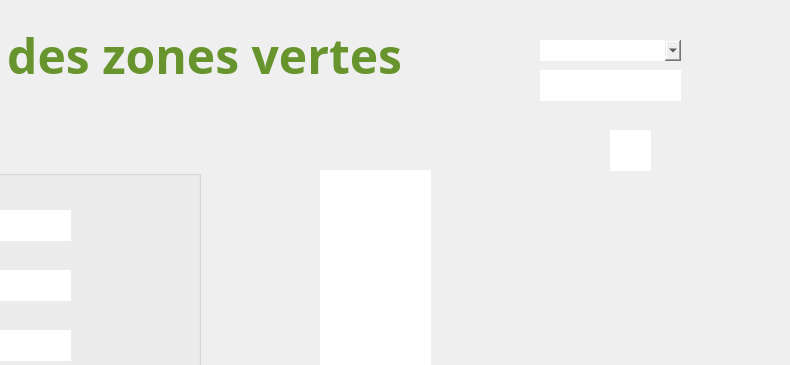
Before: the Qt Designer form mainwindow.ui in IbriRima/Smart_Municipality_2A3, drawn with Qt 5; both pictures show x 380 to 1170 and y 0 to 365 of the 1170 by 640 pixel window.
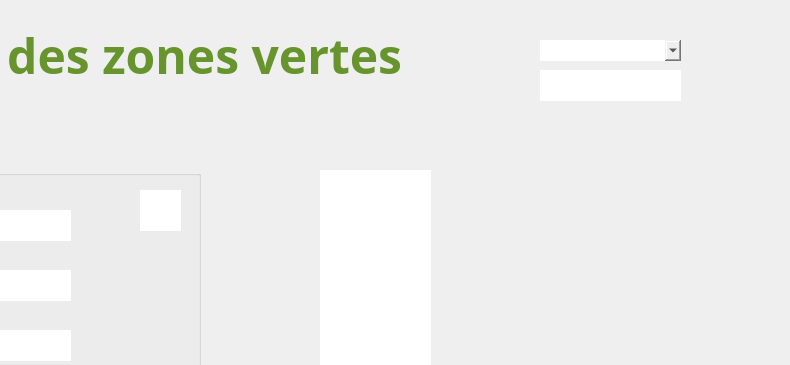
After: the same form once the commit is applied. The open tabs and pages were chosen to show the change. Icons and pictures are not drawn. Custom widgets are drawn as their Qt base class.

Diff of the .ui file:
```diff
--- a/mainwindow.ui
+++ b/mainwindow.ui
@@ -4957,6 +4957,49 @@
           <bool>true</bool>
          </property>
         </widget>
+        <widget class="QGraphicsView" name="Notif_irrigation">
+         <property name="geometry">
+          <rect>
+           <x>390</x>
+           <y>20</y>
+           <width>41</width>
+           <height>41</height>
+          </rect>
+         </property>
+         <property name="styleSheet">
+          <string notr="true">#Notif_irrigation{
+background-color: transparent;
+border-image: url(:notif.png);;
+background: none;
+border: transparent;
+background-repeat: none;
+}
+</string>
+         </property>
+        </widget>
+        <widget class="QPushButton" name="pushButton_Irrigat">
+         <property name="geometry">
+          <rect>
+           <x>330</x>
+           <y>10</y>
+           <width>111</width>
+           <height>111</height>
+          </rect>
+         </property>
+         <property name="styleSheet">
+          <string notr="true">#pushButton_Irrigat {
+background-color: transparent;
+border-image: none;
+background: none;
+border: none;
+background-repeat: none;
+}
+</string>
+         </property>
+         <property name="text">
+          <string/>
+         </property>
+        </widget>
        </widget>
        <widget class="QTableView" name="tableView_ZV">
         <property name="geometry">
@@ -5078,49 +5121,6 @@
          <number>-1</number>
         </property>
        </widget>
-       <widget class="QPushButton" name="pushButton_Irrigat">
-        <property name="geometry">
-         <rect>
-          <x>940</x>
-          <y>110</y>
-          <width>111</width>
-          <height>111</height>
-         </rect>
-        </property>
-        <property name="styleSheet">
-         <string notr="true">#pushButton_Irrigat {
-background-color: transparent;
-border-image: none;
-background: none;
-border: none;
-background-repeat: none;
-}
-</string>
-        </property>
-        <property name="text">
-         <string/>
-        </property>
-       </widget>
-       <widget class="QGraphicsView" name="Notif_irrigation">
-        <property name="geometry">
-         <rect>
-          <x>1000</x>
-          <y>120</y>
-          <width>41</width>
-          <height>41</height>
-         </rect>
-        </property>
-        <property name="styleSheet">
-         <string notr="true">#Notif_irrigation{
-background-color: transparent;
-border-image: url(:notif.png);;
-background: none;
-border: transparent;
-background-repeat: none;
-}
-</string>
-        </property>
-       </widget>
        <zorder>label_61</zorder>
        <zorder>groupBox</zorder>
        <zorder>pushButton_Ajout_ZV</zorder>
```
Left out of the diff: 6 changed lines with no effect on the pictures.
